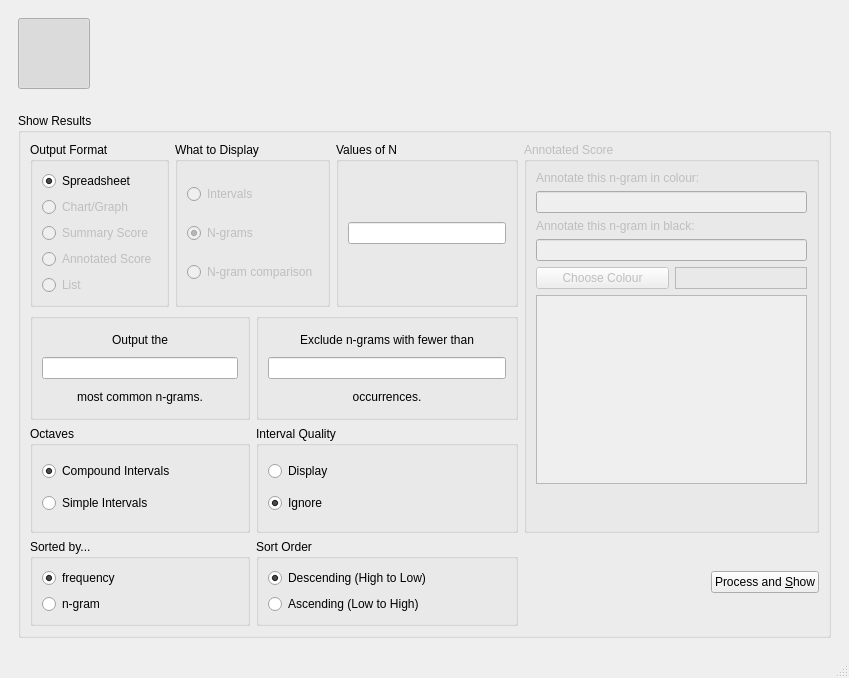
The window that views/ui/main_window.ui (ELVIS-Project/vis-framework) describes before a commit, drawn with Qt 5.
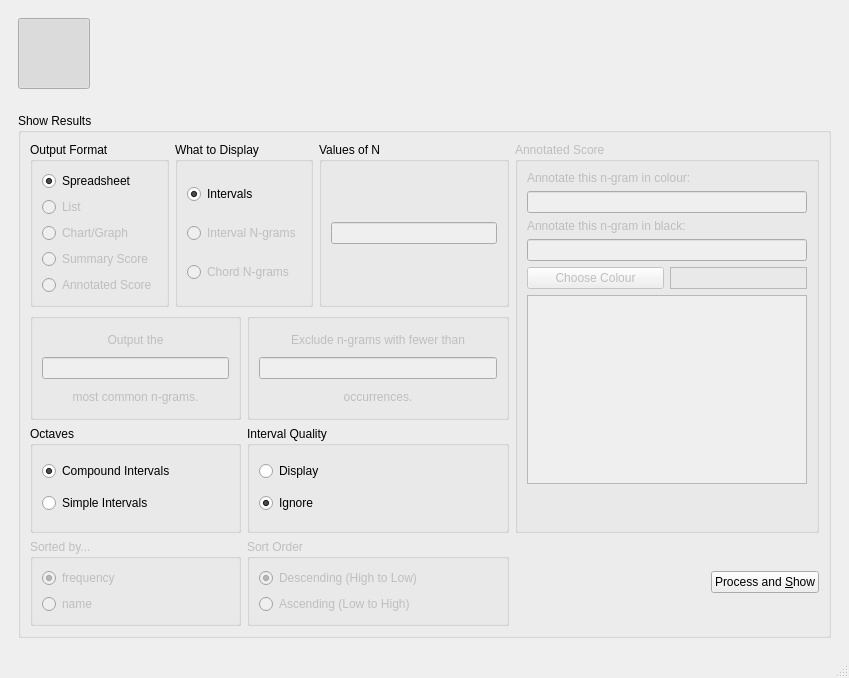
The same window after the commit. Icons and pictures are not drawn.

```diff
--- a/views/ui/main_window.ui
+++ b/views/ui/main_window.ui
@@ -655,6 +655,16 @@
                 </property>
                </widget>
               </item>
+              <item>
+               <widget class="QRadioButton" name="rdo_list">
+                <property name="enabled">
+                 <bool>false</bool>
+                </property>
+                <property name="text">
+                 <string>List</string>
+                </property>
+               </widget>
+              </item>
               <item>
                <widget class="QRadioButton" name="rdo_chart">
                 <property name="enabled">
@@ -688,16 +698,6 @@
                 </property>
                </widget>
               </item>
-              <item>
-               <widget class="QRadioButton" name="rdo_list">
-                <property name="enabled">
-                 <bool>false</bool>
-                </property>
-                <property name="text">
-                 <string>List</string>
-                </property>
-               </widget>
-              </item>
              </layout>
             </widget>
            </item>
@@ -736,21 +736,11 @@
               <item>
                <widget class="QRadioButton" name="rdo_intervals">
                 <property name="enabled">
-                 <bool>false</bool>
+                 <bool>true</bool>
                 </property>
                 <property name="text">
                  <string>Intervals</string>
                 </property>
-               </widget>
-              </item>
-              <item>
-               <widget class="QRadioButton" name="rdo_ngrams">
-                <property name="enabled">
-                 <bool>false</bool>
-                </property>
-                <property name="text">
-                 <string>N-grams</string>
-                </property>
                 <property name="checked">
                  <bool>true</bool>
                 </property>
@@ -762,7 +752,20 @@
                  <bool>false</bool>
                 </property>
                 <property name="text">
-                 <string>N-gram comparison</string>
+                 <string>Interval N-grams</string>
+                </property>
+                <property name="checked">
+                 <bool>false</bool>
+                </property>
+               </widget>
+              </item>
+              <item>
+               <widget class="QRadioButton" name="rdo_chord_ngrams">
+                <property name="enabled">
+                 <bool>false</bool>
+                </property>
+                <property name="text">
+                 <string>Chord N-grams</string>
                 </property>
                </widget>
               </item>
@@ -776,7 +779,11 @@
              </property>
              <layout class="QVBoxLayout" name="verticalLayout_12">
               <item>
-               <widget class="QLineEdit" name="line_show_these_ns"/>
+               <widget class="QLineEdit" name="line_values_of_n">
+                <property name="enabled">
+                 <bool>false</bool>
+                </property>
+               </widget>
               </item>
              </layout>
             </widget>
@@ -808,7 +815,10 @@
             </widget>
            </item>
            <item row="1" column="0" colspan="2">
-            <widget class="QGroupBox" name="groupBox_10">
+            <widget class="QGroupBox" name="groupBox_topX">
+             <property name="enabled">
+              <bool>false</bool>
+             </property>
              <property name="title">
               <string/>
              </property>
@@ -830,7 +840,11 @@
                </widget>
               </item>
               <item>
-               <widget class="QLineEdit" name="line_output_most_common"/>
+               <widget class="QLineEdit" name="line_output_most_common">
+                <property name="enabled">
+                 <bool>false</bool>
+                </property>
+               </widget>
               </item>
               <item>
                <widget class="QLabel" name="lbl_most_common">
@@ -846,7 +860,10 @@
             </widget>
            </item>
            <item row="1" column="2" colspan="2">
-            <widget class="QGroupBox" name="groupBox_11">
+            <widget class="QGroupBox" name="groupBox_threshold">
+             <property name="enabled">
+              <bool>false</bool>
+             </property>
              <property name="title">
               <string/>
              </property>
@@ -862,7 +879,11 @@
                </widget>
               </item>
               <item>
-               <widget class="QLineEdit" name="line_threshold"/>
+               <widget class="QLineEdit" name="line_threshold">
+                <property name="enabled">
+                 <bool>false</bool>
+                </property>
+               </widget>
               </item>
               <item>
                <widget class="QLabel" name="label_8">
@@ -879,6 +900,9 @@
            </item>
            <item row="3" column="0" colspan="2">
             <widget class="QGroupBox" name="groupBox_sorted_by">
+             <property name="enabled">
+              <bool>false</bool>
+             </property>
              <property name="title">
               <string>Sorted by...</string>
              </property>
@@ -896,7 +920,7 @@
               <item>
                <widget class="QRadioButton" name="rdo_name">
                 <property name="text">
-                 <string>n-gram</string>
+                 <string>name</string>
                 </property>
                </widget>
               </item>
@@ -905,6 +929,9 @@
            </item>
            <item row="3" column="2" colspan="2">
             <widget class="QGroupBox" name="groupBox_sort_order">
+             <property name="enabled">
+              <bool>false</bool>
+             </property>
              <property name="title">
               <string>Sort Order</string>
              </property>
```
Left out of the diff: 6 changed lines with no effect on the pictures.
